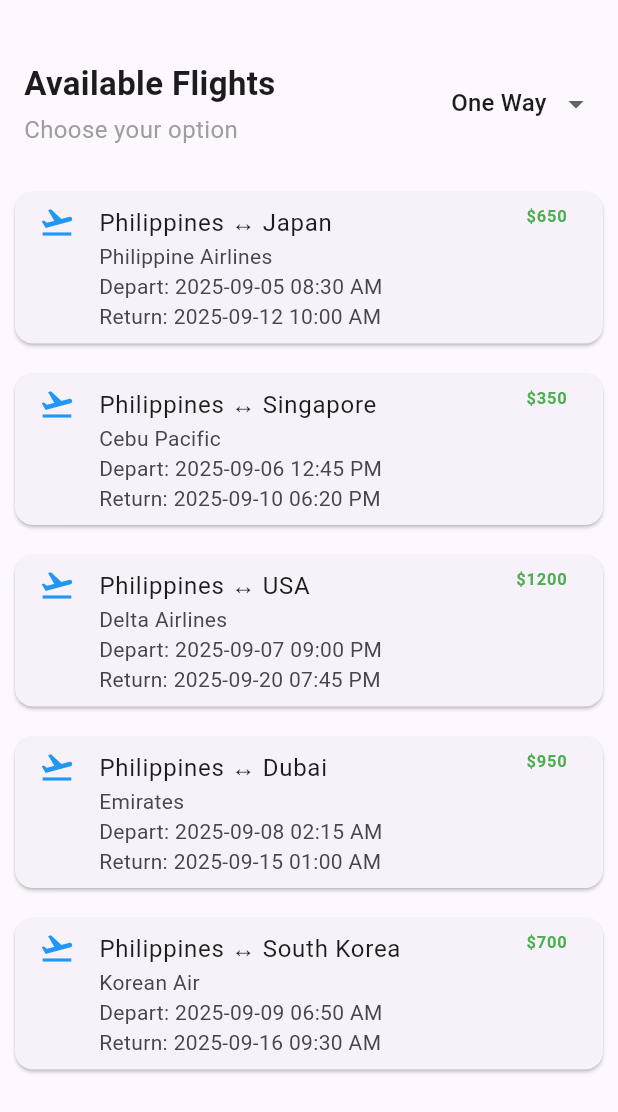
After one commit to Ticketing-Airlines/Mobile_Flutter, a Flutter app: the RoundtripFlightsPage screen opened directly, on a phone screen of 412 x 824 dp. The commit adds this screen. Shown: the top 1112 px of the screen. Run offline on Flutter 3.47's test engine with Material 3 defaults, Android fonts, the phone set to English and light mode, and no system bars.

Commit message:
Added Search Flights: Mock data

```diff
--- a/lib/pages/book.dart
+++ b/lib/pages/book.dart
@@ -2,6 +2,7 @@
 import 'package:ticketing_flutter/pages/book_oneway.dart';
 import 'package:ticketing_flutter/pages/book_roundtrip.dart';
 import 'package:ticketing_flutter/pages/book_multicity.dart';
+import 'package:ticketing_flutter/pages/search_flight.dart';
 
 const List<String> countries = ["Philippines - Manila", "Japan - Tokyo"];
 
@@ -349,7 +350,7 @@
                           },
                           onTapUp: (_) {
                             setState(() => _isSearchPressed = false);
-                            _navigateToPage("Box 9", const Page9());
+                            _navigateToPage("Box 9", const SearchFlightsPage());
                           },
                           onTapCancel: () {
                             setState(() => _isSearchPressed = false);
--- a/lib/pages/book_roundtrip.dart
+++ b/lib/pages/book_roundtrip.dart
@@ -1,6 +1,7 @@
 import 'package:flutter/material.dart';
 import 'package:ticketing_flutter/pages/book_oneway.dart';
 import 'package:ticketing_flutter/pages/book_multicity.dart';
+import 'package:ticketing_flutter/pages/roundtrip_flight.dart';
 
 const List<String> countries = ["Philippines - Manila", "Japan - Tokyo"];
 
@@ -343,7 +344,10 @@
                           },
                           onTapUp: (_) {
                             setState(() => _isSearchPressed = false);
-                            _navigateToPage("Box 9", const Page9());
+                            _navigateToPage(
+                              "Box 9",
+                              const RoundtripFlightsPage(),
+                            );
                           },
                           onTapCancel: () {
                             setState(() => _isSearchPressed = false);
--- /dev/null
+++ b/lib/pages/roundtrip_flight.dart
@@ -0,0 +1,171 @@
+import 'package:flutter/material.dart';
+
+class RoundtripFlightsPage extends StatefulWidget {
+  const RoundtripFlightsPage({super.key});
+
+  @override
+  State<RoundtripFlightsPage> createState() => _RoundtripFlightsPageState();
+}
+
+class _RoundtripFlightsPageState extends State<RoundtripFlightsPage> {
+  String selectedTripType = "One Way";
+
+  // Trip type options
+  final List<String> tripTypes = ["One Way", "Roundtrip", "Multicity"];
+  // Mock roundtrip flight data
+  final List<Map<String, String>> flights = const [
+    {
+      "from": "Philippines",
+      "to": "Japan",
+      "airline": "Philippine Airlines",
+      "depart": "2025-09-05 08:30 AM",
+      "return": "2025-09-12 10:00 AM",
+      "price": "\$650",
+    },
+    {
+      "from": "Philippines",
+      "to": "Singapore",
+      "airline": "Cebu Pacific",
+      "depart": "2025-09-06 12:45 PM",
+      "return": "2025-09-10 06:20 PM",
+      "price": "\$350",
+    },
+    {
+      "from": "Philippines",
+      "to": "USA",
+      "airline": "Delta Airlines",
+      "depart": "2025-09-07 09:00 PM",
+      "return": "2025-09-20 07:45 PM",
+      "price": "\$1200",
+    },
+    {
+      "from": "Philippines",
+      "to": "Dubai",
+      "airline": "Emirates",
+      "depart": "2025-09-08 02:15 AM",
+      "return": "2025-09-15 01:00 AM",
+      "price": "\$950",
+    },
+    {
+      "from": "Philippines",
+      "to": "South Korea",
+      "airline": "Korean Air",
+      "depart": "2025-09-09 06:50 AM",
+      "return": "2025-09-16 09:30 AM",
+      "price": "\$700",
+    },
+  ];
+
+  void _navigateToPage(String tripType) {
+    Widget page;
+
+    switch (tripType) {
+      case "One Way":
+        page = const RoundtripFlightsPage();
+        break;
+      case "Roundtrip":
+        page = const RoundtripFlightsPage();
+        break;
+      case "Multicity":
+        page = const RoundtripFlightsPage();
+        break;
+      default:
+        page = const RoundtripFlightsPage();
+    }
+
+    Navigator.push(context, MaterialPageRoute(builder: (context) => page));
+  }
+
+  @override
+  Widget build(BuildContext context) {
+    return Scaffold(
+      body: Column(
+        crossAxisAlignment: CrossAxisAlignment.start,
+        children: [
+          // Top section: title + dropdown
+          Padding(
+            padding: const EdgeInsets.only(top: 40, left: 16, right: 16),
+            child: Row(
+              mainAxisAlignment: MainAxisAlignment.spaceBetween,
+              children: [
+                // Title text on the left
+                Column(
+                  crossAxisAlignment: CrossAxisAlignment.start,
+                  children: const [
+                    Text(
+                      "Available Flights",
+                      style: TextStyle(
+                        fontSize: 22,
+                        fontWeight: FontWeight.bold,
+                      ),
+                    ),
+                    SizedBox(height: 4),
+                    Text(
+                      "Choose your option",
+                      style: TextStyle(fontSize: 16, color: Colors.grey),
+                    ),
+                  ],
+                ),
+
+                // Dropdown on the right
+                DropdownButton<String>(
+                  value: selectedTripType,
+                  underline: Container(), // removes default underline
+                  items: tripTypes.map((String type) {
+                    return DropdownMenuItem<String>(
+                      value: type,
+                      child: Text(type),
+                    );
+                  }).toList(),
+                  onChanged: (String? newValue) {
+                    setState(() {
+                      selectedTripType = newValue!;
+                    });
+
+                    // Navigate to respective page
+                    _navigateToPage(newValue!);
+                  },
+                ),
+              ],
+            ),
+          ),
+
+          const SizedBox(height: 20),
+
+          // Flights list
+          Expanded(
+            child: ListView.builder(
+              itemCount: flights.length,
+              itemBuilder: (context, index) {
+                final flight = flights[index];
+                return Card(
+                  margin: const EdgeInsets.all(10),
+                  child: ListTile(
+                    leading: const Icon(
+                      Icons.flight_takeoff,
+                      color: Colors.blue,
+                    ),
+                    title: Text("${flight["from"]} ↔ ${flight["to"]}"),
+                    subtitle: Text(
+                      "${flight["airline"]}\n"
+                      "Depart: ${flight["depart"]}\n"
+                      "Return: ${flight["return"]}",
+                    ),
+                    trailing: Text(
+                      flight["price"]!,
+                      style: const TextStyle(
+                        fontWeight: FontWeight.bold,
+                        color: Colors.green,
+                      ),
+                    ),
+                    isThreeLine: true,
+                  ),
+                );
+              },
+            ),
+          ),
+        ],
+      ),
+    );
+  }
+}
--- /dev/null
+++ b/lib/pages/search_flight.dart
@@ -0,0 +1,175 @@
+import 'package:flutter/material.dart';
+import 'package:ticketing_flutter/pages/roundtrip_flight.dart';
+import 'package:ticketing_flutter/pages/home.dart';
+
+// Import your other pages here
+
+class SearchFlightsPage extends StatefulWidget {
+  const SearchFlightsPage({super.key});
+
+  @override
+  State<SearchFlightsPage> createState() => _SearchFlightsPage();
+}
+
+class _SearchFlightsPage extends State<SearchFlightsPage> {
+  // Default selected option
+  String selectedTripType = "One Way";
+
+  // Trip type options
+  final List<String> tripTypes = ["One Way", "Roundtrip", "Multicity"];
+
+  // Mock flight data (5 flights)
+  final List<Map<String, String>> flights = const [
+    {
+      "from": "Philippines",
+      "to": "Japan",
+      "airline": "Philippine Airlines",
+      "date": "2025-09-05",
+      "time": "08:30 AM",
+      "price": "\$350",
+    },
+    {
+      "from": "Philippines",
+      "to": "Singapore",
+      "airline": "Cebu Pacific",
+      "date": "2025-09-06",
+      "time": "12:45 PM",
+      "price": "\$200",
+    },
+    {
+      "from": "Philippines",
+      "to": "USA",
+      "airline": "Delta Airlines",
+      "date": "2025-09-07",
+      "time": "09:00 PM",
+      "price": "\$800",
+    },
+    {
+      "from": "Philippines",
+      "to": "Dubai",
+      "airline": "Emirates",
+      "date": "2025-09-08",
+      "time": "02:15 AM",
+      "price": "\$600",
+    },
+    {
+      "from": "Philippines",
+      "to": "South Korea",
+      "airline": "Korean Air",
+      "date": "2025-09-09",
+      "time": "06:50 AM",
+      "price": "\$400",
+    },
+  ];
+
+  void _navigateToPage(String tripType) {
+    Widget page;
+
+    switch (tripType) {
+      case "One Way":
+        page = const SearchFlightsPage();
+        break;
+      case "Roundtrip":
+        page = const RoundtripFlightsPage();
+        break;
+      case "Multicity":
+        page = const Home();
+        break;
+      default:
+        page = const SearchFlightsPage();
+    }
+
+    Navigator.push(context, MaterialPageRoute(builder: (context) => page));
+  }
+
+  @override
+  Widget build(BuildContext context) {
+    return Scaffold(
+      body: Column(
+        crossAxisAlignment: CrossAxisAlignment.start,
+        children: [
+          // Top section: title + dropdown
+          Padding(
+            padding: const EdgeInsets.only(top: 40, left: 16, right: 16),
+            child: Row(
+              mainAxisAlignment: MainAxisAlignment.spaceBetween,
+              children: [
+                // Title text on the left
+                Column(
+                  crossAxisAlignment: CrossAxisAlignment.start,
+                  children: const [
+                    Text(
+                      "Available Flights",
+                      style: TextStyle(
+                        fontSize: 22,
+                        fontWeight: FontWeight.bold,
+                      ),
+                    ),
+                    SizedBox(height: 4),
+                    Text(
+                      "Choose your option",
+                      style: TextStyle(fontSize: 16, color: Colors.grey),
+                    ),
+                  ],
+                ),
+
+                // Dropdown on the right
+                DropdownButton<String>(
+                  value: selectedTripType,
+                  underline: Container(), // removes default underline
+                  items: tripTypes.map((String type) {
+                    return DropdownMenuItem<String>(
+                      value: type,
+                      child: Text(type),
+                    );
+                  }).toList(),
+                  onChanged: (String? newValue) {
+                    setState(() {
+                      selectedTripType = newValue!;
+                    });
+
+                    // Navigate to respective page
+                    _navigateToPage(newValue!);
+                  },
+                ),
+              ],
+            ),
+          ),
+
+          const SizedBox(height: 20),
+
+          // Flights list
+          Expanded(
+            child: ListView.builder(
+              itemCount: flights.length,
+              itemBuilder: (context, index) {
+                final flight = flights[index];
+                return Card(
+                  margin: const EdgeInsets.all(10),
+                  child: ListTile(
+                    leading: const Icon(
+                      Icons.flight_takeoff,
+                      color: Colors.blue,
+                    ),
+                    title: Text("${flight["from"]} → ${flight["to"]}"),
+                    subtitle: Text(
+                      "${flight["airline"]}\nDate: ${flight["date"]}  Time: ${flight["time"]}",
+                    ),
+                    trailing: Text(
+                      flight["price"]!,
+                      style: const TextStyle(
+                        fontWeight: FontWeight.bold,
+                        color: Colors.green,
+                      ),
+                    ),
+                    isThreeLine: true,
+                  ),
+                );
+              },
+            ),
+          ),
+        ],
+      ),
+    );
+  }
+}
```
